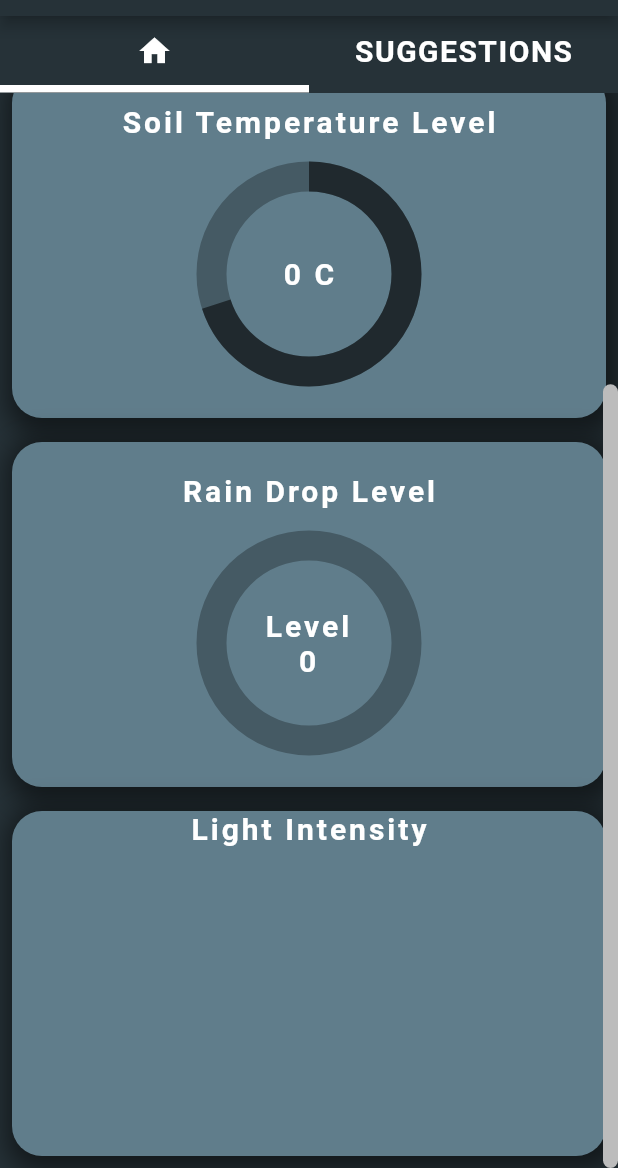
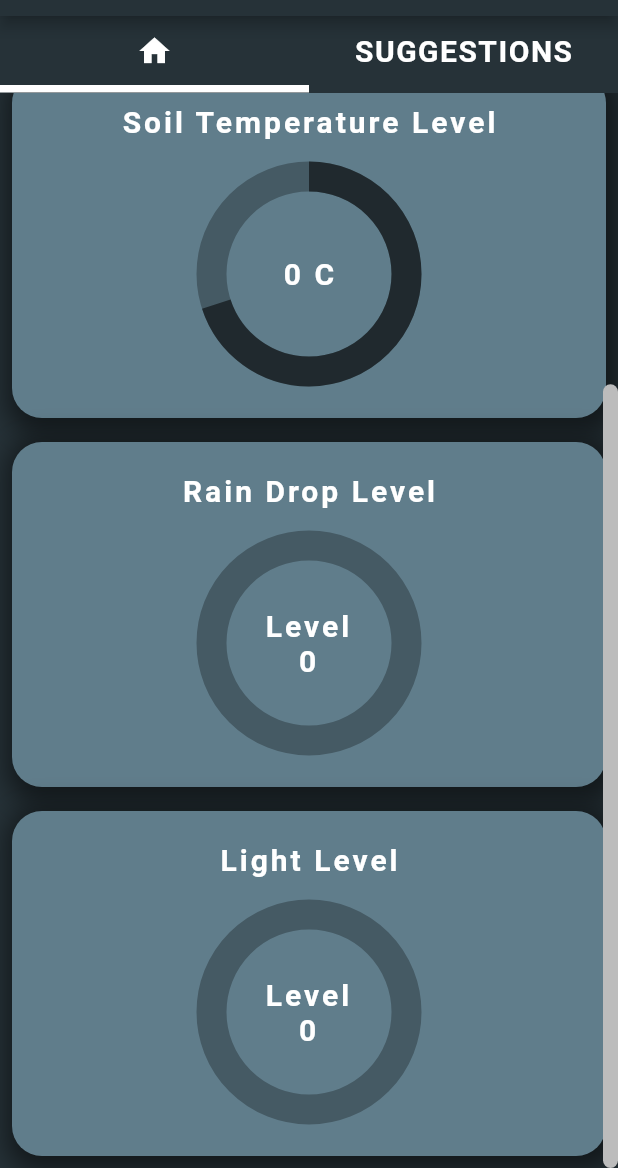
Before and after one commit to Ashen-Shaminda/Soil_Test, a Flutter app: the screen it shows after launch, scrolled down 267 dp, on a phone screen of 412 x 824 dp, the part 68-1236 px from its top. Run offline on Flutter 3.47's test engine with Material 2 defaults, Android fonts, the phone set to English and light mode, and no system bars; drawn by our look-alikes of percent_indicator; our stand-ins replace firebase_auth, firebase_core, firebase_database; accounts and stored records are empty; Roboto replaces fonts that are missing (Kanit-Bold.ttf).

```diff
--- a/lib/firebase/firebaseData.dart
+++ b/lib/firebase/firebaseData.dart
@@ -3,11 +3,11 @@
 import 'package:firebase_core/firebase_core.dart';
 import 'package:firebase_database/firebase_database.dart';
 import 'package:flutter/material.dart';
-import 'package:soil_test/suggestions/sampleOne.dart';
+// import 'package:soil_test/suggestions/sampleOne.dart';
 import 'package:soil_test/tabs/first_tab.dart';
 
 import '../suggestions/sampleThree.dart';
-import '../suggestions/sampleTwo.dart';
+// import '../suggestions/sampleTwo.dart';
 
 class FirebaseData extends StatefulWidget {
   const FirebaseData({super.key});
--- a/lib/main.dart
+++ b/lib/main.dart
@@ -1,7 +1,7 @@
 import 'package:firebase_core/firebase_core.dart';
 import 'package:flutter/material.dart';
-import 'package:soil_test/firebase/firebaseData.dart';
-import 'package:soil_test/suggestions/sampleOne.dart';
+// import 'package:soil_test/firebase/firebaseData.dart';
+// import 'package:soil_test/suggestions/sampleOne.dart';
 // import 'package:soil_test/firebase/firebaseData.dart';
 // import 'package:soil_test/suggestions/sampleOne.dart';
 import 'home/bars.dart';
--- a/lib/tabs/first_tab.dart
+++ b/lib/tabs/first_tab.dart
@@ -22,7 +22,7 @@ class _FirstTabState extends State<FirstTab> {
   String rainDrop = '0';
 
   int moistureLevel = 0;
-  String lightLevel = '';
+  int lightLevel = 0;
   int rainDropLevel = 0;
   double temperatureLevel = 0;
 
@@ -66,6 +66,9 @@ class _FirstTabState extends State<FirstTab> {
 
         // rain drop level
         rainDropLevel = sensors.rainDrop(int.parse(rainDrop));
+
+        // light level
+        lightLevel = sensors.lightIntensity(int.parse(lightState));
 
         // temperature level
         // temperatureLevel = sensors.temperatureLevel(double.parse(temperature));
@@ -269,7 +272,7 @@ class _FirstTabState extends State<FirstTab> {
               ),
               height: 30,
               showDuration: const Duration(milliseconds: 1500),
-              message: "Light Intesity Level $lightState",
+              message: "Lights Intensity Level $lightState",
               child: Container(
                 decoration: BoxDecoration(
                   borderRadius: BorderRadius.circular(20),
@@ -285,28 +288,36 @@ class _FirstTabState extends State<FirstTab> {
                 ),
                 width: 500,
                 height: 230,
-                child: const Column(
-                  children: [
-                    Text(
-                      'Light Intensity',
+                child: CircularPercentIndicator(
+                  header: const Padding(
+                    padding: EdgeInsets.only(bottom: 15.0),
+                    child: Text(
+                      'Light Level',
                       style: TextStyle(
+                          fontWeight: FontWeight.bold,
+                          fontSize: 20,
+                          color: Colors.white,
+                          letterSpacing: 2),
+                    ),
+                  ),
+                  animation: true,
+                  animationDuration: 1000,
+                  radius: 150,
+                  lineWidth: 20,
+                  percent: (rainDropLevel / 10),
+                  center: Text(
+                    'Level\n$lightLevel',
+                    style: const TextStyle(
+                        fontFamily: 'Kanit-Bold.ttf',
                         fontWeight: FontWeight.bold,
                         fontSize: 20,
                         color: Colors.white,
-                        letterSpacing: 2,
-                      ),
-                    ),
-                    // Container(
-                    //   child: Icon(
-                    //     Icons.light_mode,
-                    //     size: 100,
-                    //     color: Colors.white,
-                    //   ),
-                    //   color: Colors.teal,
-                    //   height: 200,
-                    //   width: 350,
-                    // ),
-                  ],
+                        letterSpacing: 2),
+                    textAlign: TextAlign.center,
+                  ),
+                  progressColor: Colors.black54,
+                  backgroundColor: Colors.blueGrey.shade700,
+                  circularStrokeCap: CircularStrokeCap.butt,
                 ),
               ),
             ),
--- a/lib/tabs/second_tab.dart
+++ b/lib/tabs/second_tab.dart
@@ -1,5 +1,5 @@
 import 'package:flutter/material.dart';
-import 'package:soil_test/suggestions/sampleOne.dart';
+// import 'package:soil_test/suggestions/sampleOne.dart';
 import 'package:soil_test/suggestions/sampleThree.dart';
 
 class SecondTab extends StatefulWidget {
```
Also changed, not shown: lib/sensors.dart (+15 -1 lines), lib/suggestions/remedies.dart (added, +52 -0 lines), lib/suggestions/sampleThree.dart (+118 -0 lines).
